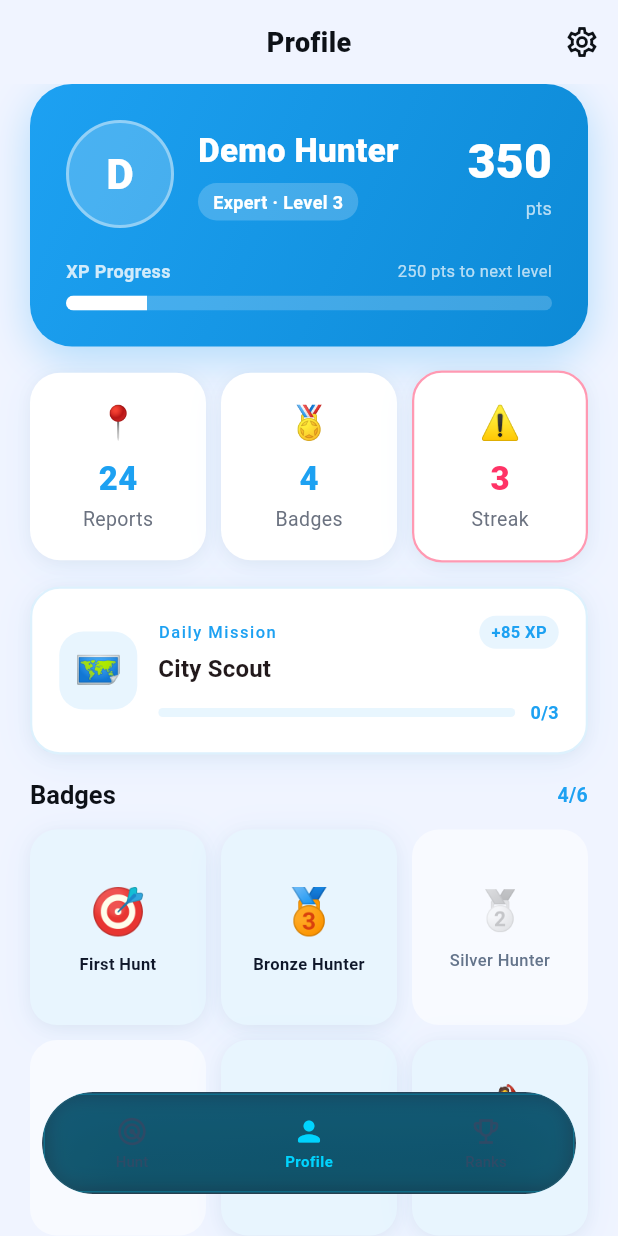
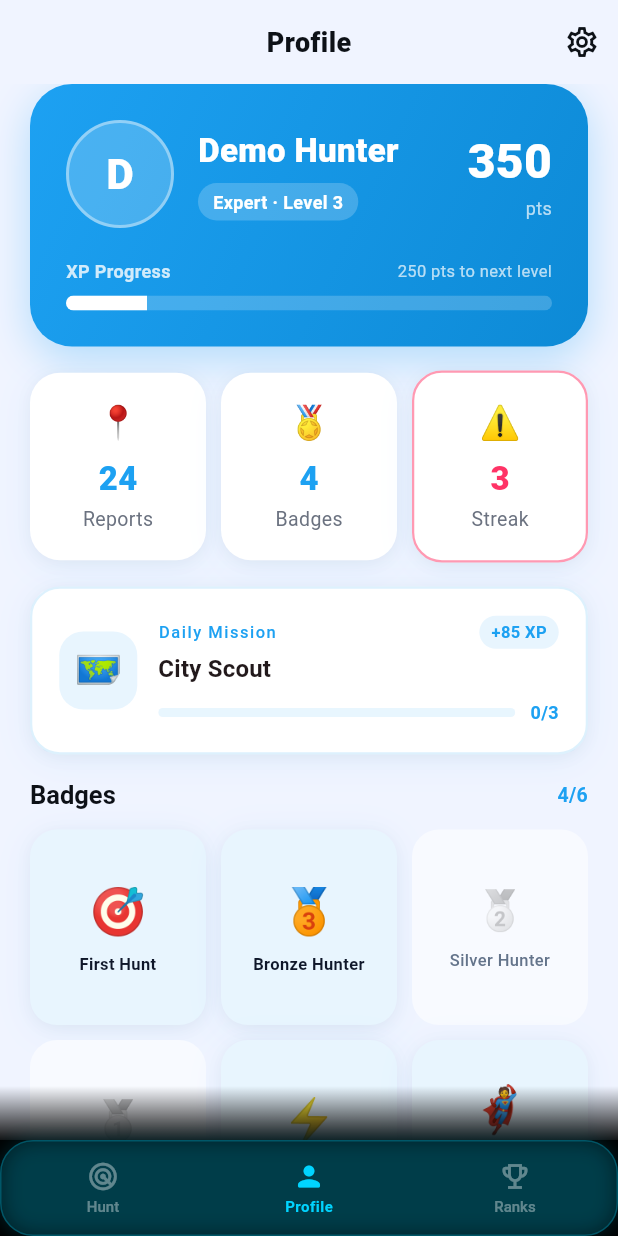
Before and after one commit to omerdonovich1/parking-hunters-, a Flutter app: the ProfileScreen screen opened by its route, on a phone screen of 412 x 824 dp. Run offline on Flutter 3.47's test engine with Material 3 defaults, Android fonts, the phone set to English and light mode, and no system bars; drawn by our look-alikes of flutter_animate; our stand-ins replace cached_network_image, cloud_firestore, firebase_auth, firebase_core, firebase_messaging, firebase_storage and 16 more; accounts and stored records are empty; Roboto replaces fonts that are missing (Heebo).

Commit message:
feat: military radar UI, black nav bar, black map controls, readable chips
1. Nav bar — solid black background + 36px linear gradient top-edge bleed
   into map (transparent→black), no more rounded glass pill
2. Status chips (High/Mid/Low) — white-opaque background, near-black text
   so labels are readable on both light Voyager tiles and dark overlays
3. Military radar sweep — _RadarSweepPainter: 150° fading wedge trail
   (40 gradient steps) + solid sweep head line + bright tip dot at edge,
   drawn on a 400×400 Marker centred on zone
4. Radar restarts on: GPS init, geocode search result, 'my location' tap
5. Map controls (_SideIconButton) — solid black circle, pure white icons,
   press-scale 0.90, drop shadow; zoom acts on map camera centre
6. Zoom buttons — fixed to zoom on camera.center not currentPosition

Co-Authored-By: Claude Sonnet 4.6 <noreply@anthropic.com>

```diff
--- a/lib/core/theme/app_theme.dart
+++ b/lib/core/theme/app_theme.dart
@@ -100,18 +100,27 @@ class AppTheme {
   );
 
   // ── Dark theme ─────────────────────────────────────────────────────────────
-  // ── Status chip decoration — glow pill ────────────────────────────────────
+  // ── Status chip decoration — opaque pill readable on map tiles ───────────
   static BoxDecoration statusChip(Color color, {bool selected = false}) =>
       BoxDecoration(
-        color: selected ? color.withValues(alpha: 0.15) : Colors.white.withValues(alpha: 0.04),
+        // White-ish base keeps text readable on both light and dark map tiles
+        color: selected
+            ? Color.lerp(Colors.white, color, 0.18)!.withValues(alpha: 0.96)
+            : Colors.white.withValues(alpha: 0.88),
         borderRadius: BorderRadius.circular(24),
         border: Border.all(
-          color: selected ? color.withValues(alpha: 0.55) : Colors.white.withValues(alpha: 0.08),
+          color: selected ? color.withValues(alpha: 0.70) : Colors.black.withValues(alpha: 0.08),
           width: 1.2,
         ),
-        boxShadow: selected
-            ? [BoxShadow(color: color.withValues(alpha: 0.30), blurRadius: 14, spreadRadius: 0)]
-            : [],
+        boxShadow: [
+          BoxShadow(
+            color: Colors.black.withValues(alpha: 0.18),
+            blurRadius: 8,
+            offset: const Offset(0, 2),
+          ),
+          if (selected)
+            BoxShadow(color: color.withValues(alpha: 0.35), blurRadius: 12),
+        ],
       );
 
   static ThemeData get darkTheme {
--- a/lib/features/home/presentation/home_screen.dart
+++ b/lib/features/home/presentation/home_screen.dart
@@ -90,46 +90,34 @@ class _FloatingPillNav extends StatelessWidget {
       _NavDef(icon: Icons.emoji_events_outlined,  iconFilled: Icons.emoji_events_rounded,    label: s.navRanks),
     ];
     final bottomPad = MediaQuery.of(context).padding.bottom;
-    return Padding(
-      padding: EdgeInsets.fromLTRB(28, 0, 28, (bottomPad > 0 ? bottomPad : 16) + 12),
-      child: ClipRRect(
-        borderRadius: BorderRadius.circular(36),
-        child: BackdropFilter(
-          filter: ImageFilter.blur(sigmaX: 32, sigmaY: 32),
+    return Column(
+      mainAxisSize: MainAxisSize.min,
+      children: [
+        // ── Top-edge gradient bleeds upward into the map (smooth transition) ──
+        IgnorePointer(
           child: Container(
-            height: 68,
+            height: 36,
             decoration: BoxDecoration(
-              // two-tone layered background — richer depth
               gradient: LinearGradient(
+                begin: Alignment.bottomCenter,
+                end: Alignment.topCenter,
                 colors: [
-                  AppTheme.card.withValues(alpha: 0.92),
-                  AppTheme.surface.withValues(alpha: 0.88),
+                  Colors.black.withValues(alpha: 0.92),
+                  Colors.black.withValues(alpha: 0.0),
                 ],
-                begin: Alignment.topCenter,
-                end: Alignment.bottomCenter,
+                stops: const [0.0, 1.0],
               ),
-              borderRadius: BorderRadius.circular(36),
-              border: Border.all(
-                color: Colors.white.withValues(alpha: 0.07),
-                width: 1,
             ),
-              boxShadow: [
-                BoxShadow(
-                  color: Colors.black.withValues(alpha: 0.55),
-                  blurRadius: 48,
-                  spreadRadius: -4,
-                  offset: const Offset(0, 12),
           ),
-                BoxShadow(
-                  color: AppTheme.orange.withValues(alpha: 0.05),
-                  blurRadius: 24,
-                  offset: const Offset(0, 2),
         ),
-              ],
-            ),
+        // ── Solid black bar ──────────────────────────────────────────────────
+        Container(
+          height: 64 + bottomPad,
+          color: Colors.black,
+          padding: EdgeInsets.only(bottom: bottomPad),
           child: Stack(
             children: [
-                // Sliding active background pill
+              // Sliding active pill indicator
               _SlidingIndicator(
                 selectedIndex: selectedIndex,
                 itemCount: items.length,
@@ -151,8 +139,7 @@ class _FloatingPillNav extends StatelessWidget {
             ],
           ),
         ),
-        ),
-      ),
+      ],
     );
   }
 }
@@ -214,7 +201,7 @@ class _PillNavItem extends StatelessWidget {
           child: Icon(
             selected ? def.iconFilled : def.icon,
             key: ValueKey(selected),
-            color: selected ? AppTheme.orange : const Color(0xFF2E4A66),
+            color: selected ? AppTheme.orange : Colors.white.withValues(alpha: 0.38),
             size: 22,
           ),
         ),
@@ -222,7 +209,7 @@ class _PillNavItem extends StatelessWidget {
         AnimatedDefaultTextStyle(
           duration: const Duration(milliseconds: 200),
           style: TextStyle(
-            color: selected ? AppTheme.orange : const Color(0xFF2E4A66),
+            color: selected ? AppTheme.orange : Colors.white.withValues(alpha: 0.38),
             fontSize: 10,
             fontWeight: selected ? FontWeight.w700 : FontWeight.w500,
             letterSpacing: selected ? 0.3 : 0,
```
Also changed, not shown: lib/features/map/presentation/map_screen.dart (+140 -59 lines), 1 other file. Lines whose indentation alone changed are shown as unchanged.
